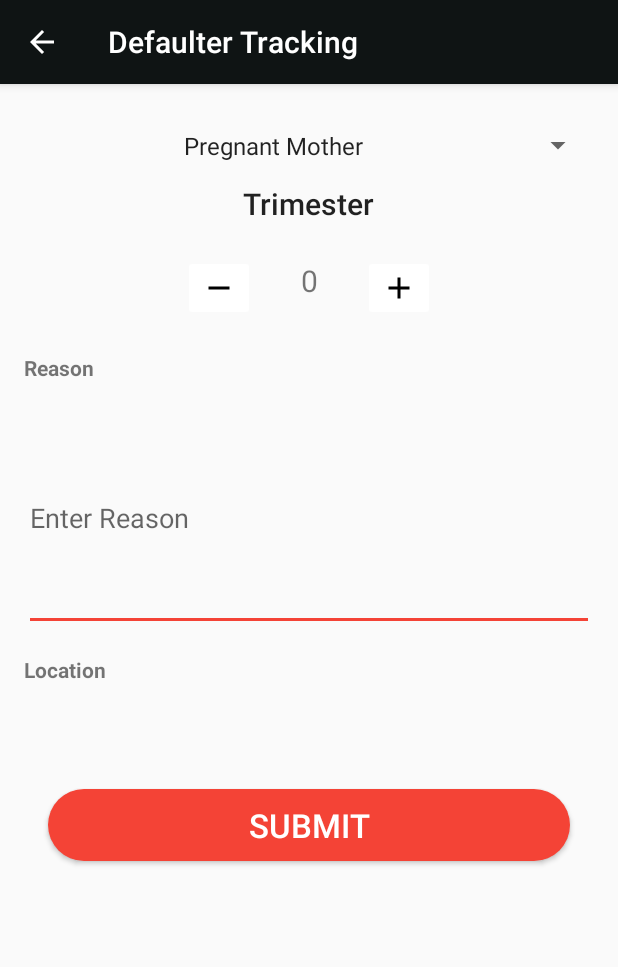
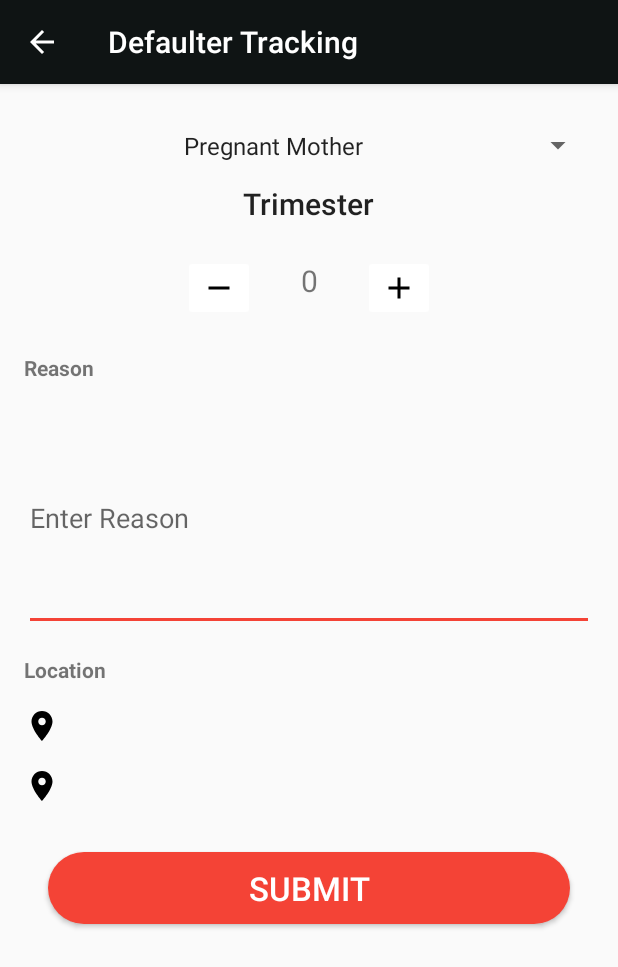
Before and after one commit to Joshua56/FirebaseAuth, an Android app: the DefaulterActivity screen opened directly, with no data from a screen before it, on a phone screen of 412 x 824 dp. Shown: the top 967 px of the screen. Run offline under Robolectric (Android 15) with nearby library versions, the phone set to English and light mode, and no system bars; our stand-ins replace Firebase (no records; nobody signed in at launch, a user with empty details on screens opened directly).

Commit message:
defaulter ui update

```diff
--- a/app/src/main/java/www/joshmyapps/com/healthcare/DefaulterActivity.java
+++ b/app/src/main/java/www/joshmyapps/com/healthcare/DefaulterActivity.java
@@ -1,12 +1,6 @@
 package www.joshmyapps.com.healthcare;
 
-import android.Manifest;
-import android.annotation.SuppressLint;
-import android.content.Context;
-import android.content.pm.PackageManager;
 import android.location.Location;
-import android.location.LocationListener;
-import android.location.LocationManager;
 import android.os.Bundle;
 import android.util.Log;
 import android.view.View;
@@ -17,9 +11,6 @@ import android.widget.TextView;
 import android.widget.Toast;
 
 import androidx.annotation.NonNull;
-import androidx.appcompat.app.AppCompatActivity;
-import androidx.core.app.ActivityCompat;
-import androidx.core.content.ContextCompat;
 
 import com.google.android.gms.tasks.OnFailureListener;
 import com.google.android.gms.tasks.OnSuccessListener;
@@ -32,24 +23,22 @@ import java.util.Date;
 import java.util.HashMap;
 import java.util.Map;
 
-public class DefaulterActivity extends AppCompatActivity implements LocationListener {
+public class DefaulterActivity extends LocationActivity {
 
-    private static final int MY_PERMISSIONS_REQUEST_COARSE_LOCATION = 001;
-    private static final int MY_PERMISSIONS_REQUEST_FINE_LOCATION = 002;
-    private String mLat = "";
-    private String mLon = "";
-    private TextView mLocationTextView;
-    private LocationManager mLocationManager;
+    private TextView mLatitudeTextView;
     private EditText mReasonEditText;
     private TextView mTrimesterTextView;
     private Spinner mDefaulterSpinner;
+    private TextView mLongitudeTextView;
 
     @Override
     protected void onCreate(Bundle savedInstanceState) {
         super.onCreate(savedInstanceState);
         setContentView(R.layout.activity_defaulter);
 
-        mLocationTextView = findViewById(R.id.location_text_view);
+        mLatitudeTextView = findViewById(R.id.latitude_text_view);
+        mLongitudeTextView = findViewById(R.id.longitude_text_view);
+
         mReasonEditText = findViewById(R.id.reason_edit_text);
         mTrimesterTextView = findViewById(R.id.days_text_view);
         mDefaulterSpinner = findViewById(R.id.defaulter_spinner);
@@ -74,48 +63,6 @@ public class DefaulterActivity extends AppCompatActivity implements LocationList
                 Toast.makeText(DefaulterActivity.this, "Invalid operation", Toast.LENGTH_LONG).show();
             }
         });
-
-        mLocationManager = (LocationManager) getSystemService(Context.LOCATION_SERVICE);
-        if (ContextCompat.checkSelfPermission(this, Manifest.permission.ACCESS_FINE_LOCATION) != PackageManager.PERMISSION_GRANTED &&
-                ContextCompat.checkSelfPermission(this, Manifest.permission.ACCESS_COARSE_LOCATION) != PackageManager.PERMISSION_GRANTED) {
-            if (ActivityCompat.shouldShowRequestPermissionRationale(this, Manifest.permission.ACCESS_COARSE_LOCATION) &&
-                    ActivityCompat.shouldShowRequestPermissionRationale(this, Manifest.permission.ACCESS_FINE_LOCATION)) {
-
-            } else {
-                ActivityCompat.requestPermissions(this,
-                        new String[]{Manifest.permission.ACCESS_FINE_LOCATION, Manifest.permission.ACCESS_COARSE_LOCATION},
-                        MY_PERMISSIONS_REQUEST_FINE_LOCATION);
-            }
-        } else {
-            mLocationManager.requestLocationUpdates(LocationManager.NETWORK_PROVIDER, 0, 0, this);
-        }
-    }
-
-    @SuppressLint("MissingPermission")
-    @Override
-    public void onRequestPermissionsResult(int requestCode, @NonNull String[] permissions, @NonNull int[] grantResults) {
-        super.onRequestPermissionsResult(requestCode, permissions, grantResults);
-        switch (requestCode) {
-            case MY_PERMISSIONS_REQUEST_COARSE_LOCATION: {
-                if (grantResults.length > 0
-                        && grantResults[0] == PackageManager.PERMISSION_GRANTED) {
-                    mLocationManager.requestLocationUpdates(LocationManager.GPS_PROVIDER, 0, 0, this);
-                } else {
-
-                }
-                return;
-            }
-            case MY_PERMISSIONS_REQUEST_FINE_LOCATION: {
-                if (grantResults.length > 0
-                        && grantResults[0] == PackageManager.PERMISSION_GRANTED) {
-                    mLocationManager.requestLocationUpdates(LocationManager.NETWORK_PROVIDER, 0, 0, this);
-                } else {
-
-                }
-                return;
-            }
-
-        }
     }
 
     public void submitDefaulter(View view) {
@@ -147,8 +94,8 @@ public class DefaulterActivity extends AppCompatActivity implements LocationList
     Map<String, String> defaulterData() {
         return new HashMap<String, String>() {
             {
-                put("latitude", mLat);
-                put("longitude", mLon);
+                put("latitude", latitude);
+                put("longitude", longitude);
                 put("trimester", mTrimesterTextView.getText().toString());
                 put("reason", mReasonEditText.getText().toString());
             }
@@ -157,25 +104,10 @@ public class DefaulterActivity extends AppCompatActivity implements LocationList
 
     @Override
     public void onLocationChanged(Location location) {
-        String locationData = String.format("Longitude : %s \n\nLatitude : %s", location.getLongitude(), location.getLatitude());
-        mLocationTextView.setText(locationData);
-        mLat = String.valueOf(location.getLatitude());
-        mLon = String.valueOf(location.getLongitude());
-    }
-
-    @Override
-    public void onStatusChanged(String s, int i, Bundle bundle) {
-
-    }
-
-    @Override
-    public void onProviderEnabled(String s) {
-
-    }
-
-    @Override
-    public void onProviderDisabled(String s) {
-
+        latitude = String.valueOf(location.getLatitude());
+        longitude = String.valueOf(location.getLongitude());
+        mLatitudeTextView.setText(latitude);
+        mLongitudeTextView.setText(longitude);
     }
 
 }
--- /dev/null
+++ b/app/src/main/res/drawable/ic_location.xml
@@ -0,0 +1,9 @@
+<vector xmlns:android="http://schemas.android.com/apk/res/android"
+        android:width="24dp"
+        android:height="24dp"
+        android:viewportWidth="24.0"
+        android:viewportHeight="24.0">
+    <path
+        android:fillColor="#FF000000"
+        android:pathData="M12,2C8.13,2 5,5.13 5,9c0,5.25 7,13 7,13s7,-7.75 7,-13c0,-3.87 -3.13,-7 -7,-7zM12,11.5c-1.38,0 -2.5,-1.12 -2.5,-2.5s1.12,-2.5 2.5,-2.5 2.5,1.12 2.5,2.5 -1.12,2.5 -2.5,2.5z"/>
+</vector>
--- a/app/src/main/res/layout/activity_defaulter.xml
+++ b/app/src/main/res/layout/activity_defaulter.xml
@@ -1,9 +1,12 @@
 <?xml version="1.0" encoding="utf-8"?>
-<androidx.constraintlayout.widget.ConstraintLayout xmlns:android="http://schemas.android.com/apk/res/android"
-    xmlns:app="http://schemas.android.com/apk/res-auto"
+<ScrollView xmlns:android="http://schemas.android.com/apk/res/android"
+    android:layout_width="match_parent"
+    android:layout_height="match_parent">
+
+    <androidx.constraintlayout.widget.ConstraintLayout xmlns:app="http://schemas.android.com/apk/res-auto"
         xmlns:tools="http://schemas.android.com/tools"
         android:layout_width="match_parent"
-    android:layout_height="match_parent"
+        android:layout_height="wrap_content"
         tools:context=".DefaulterActivity">
 
         <Spinner
@@ -102,15 +105,26 @@
             app:layout_constraintTop_toBottomOf="@id/reason_edit_text" />
 
         <TextView
-        android:id="@+id/location_text_view"
+            android:id="@+id/latitude_text_view"
             android:layout_width="match_parent"
             android:layout_height="wrap_content"
             android:layout_margin="16dp"
+            android:drawableStart="@drawable/ic_location"
+            android:drawableLeft="@drawable/ic_location"
             android:textAppearance="@style/TextAppearance.MaterialComponents.Body1"
             android:textColor="?colorAccent"
-        app:layout_constraintTop_toBottomOf="@id/label_location"
-        tools:text="Longitude -
-Latitude - " />
+            app:layout_constraintTop_toBottomOf="@id/label_location" />
+
+        <TextView
+            android:id="@+id/longitude_text_view"
+            android:layout_width="match_parent"
+            android:layout_height="wrap_content"
+            android:layout_margin="16dp"
+            android:drawableStart="@drawable/ic_location"
+            android:drawableLeft="@drawable/ic_location"
+            android:textAppearance="@style/TextAppearance.MaterialComponents.Body1"
+            android:textColor="?colorAccent"
+            app:layout_constraintTop_toBottomOf="@id/latitude_text_view" />
 
         <Button
             android:id="@+id/submit_defaulter_button"
@@ -122,5 +136,7 @@ Latitude - " />
             android:text="@string/submit"
             android:textColor="#fff"
             android:textSize="22sp"
-        app:layout_constraintTop_toBottomOf="@id/location_text_view" />
+            app:layout_constraintBottom_toBottomOf="parent"
+            app:layout_constraintTop_toBottomOf="@id/longitude_text_view" />
     </androidx.constraintlayout.widget.ConstraintLayout>
+</ScrollView>
--- a/app/src/main/res/values/strings.xml
+++ b/app/src/main/res/values/strings.xml
@@ -25,4 +25,5 @@
     <string name="cough_image">Cough Image</string>
     <string name="cough">Cough</string>
     <string name="channel_name">notification disease channel</string>
+    <string name="days">Days</string>
 </resources>
```
Lines whose indentation alone changed are shown as unchanged.
